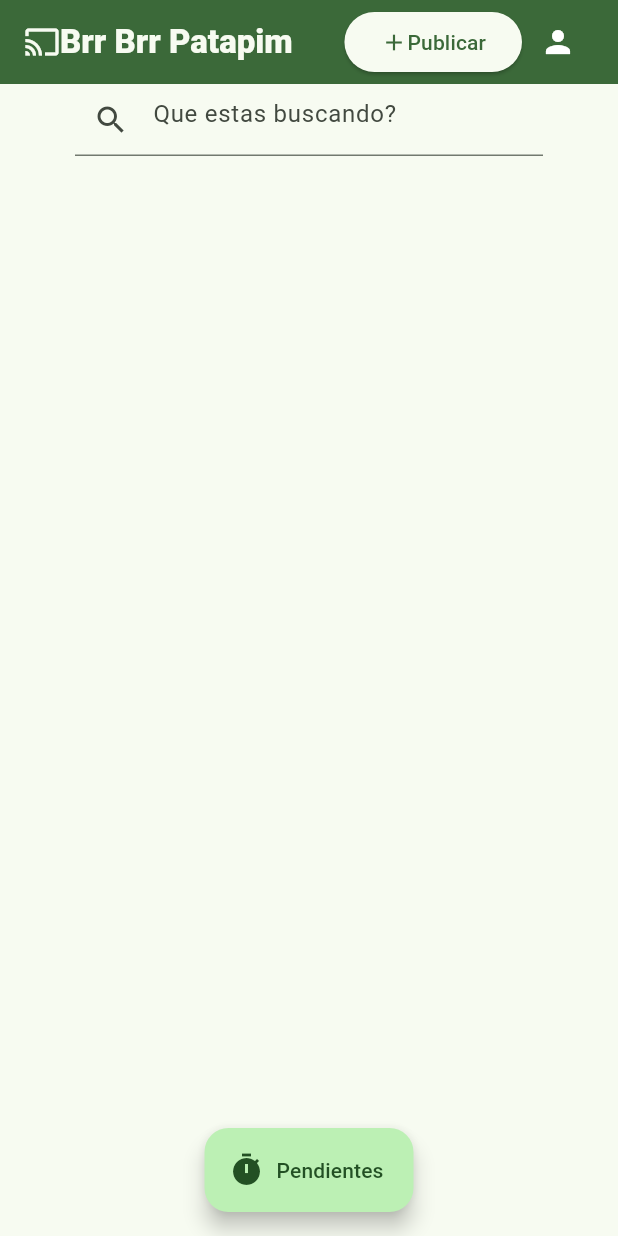
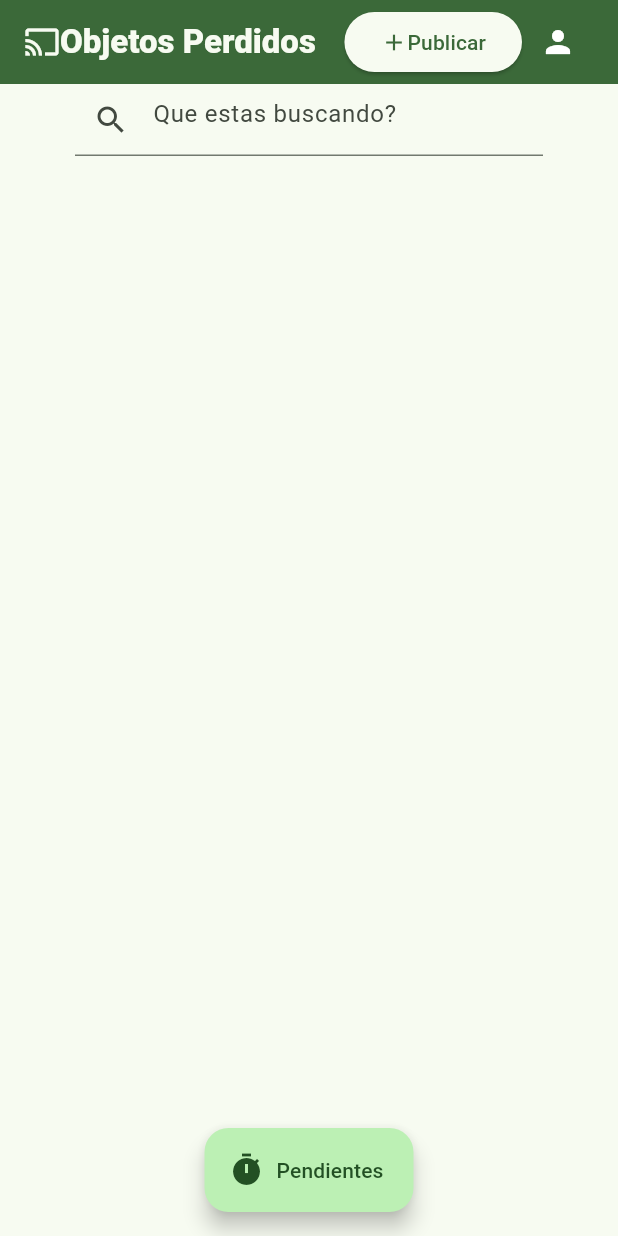
Before and after one commit to buscador-de-items-perdidos/Ing_Software_grupo4, a Flutter app: the screen it shows after launch, on a phone screen of 412 x 824 dp. Run offline on Flutter 3.47's test engine with Material 3 defaults, Android fonts, the phone set to English and light mode, and no system bars; project files that could hold a hidden picture were left out.

Commit message:
Se cambio el nombre del titulo de la appbar

```diff
--- a/lib/appbar.dart
+++ b/lib/appbar.dart
@@ -21,7 +21,7 @@ AppBar appbar(BuildContext context, GlobalKey<NavigatorState> navKey) {
                 color: Theme.of(context).scaffoldBackgroundColor,
               ),
               Text(
-                "Brr Brr Patapim",
+                "Objetos Perdidos",
                 style: TextStyle(
                   color: Theme.of(context).scaffoldBackgroundColor,
                   fontWeight: FontWeight.w900,
```
